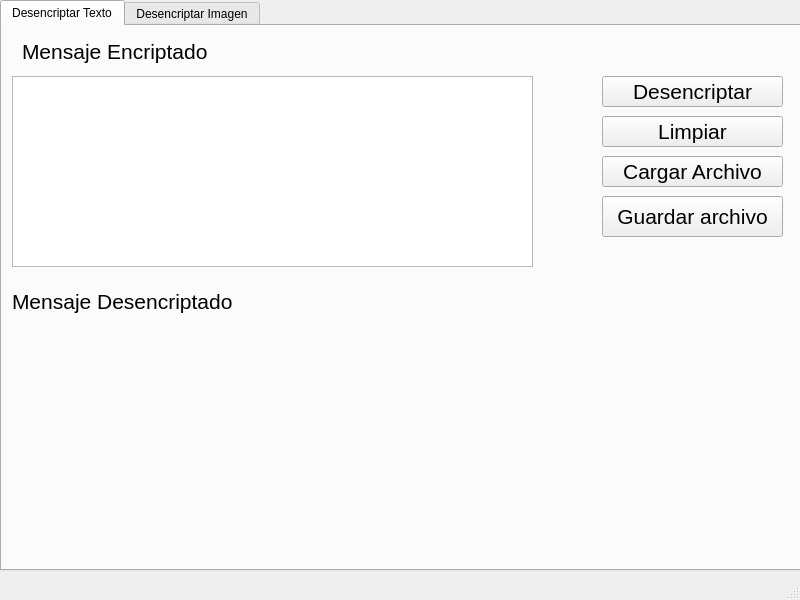
The window that FrmDesencriptar.ui (Carlicsus/DescktopPython) describes before a commit, drawn with Qt 5.
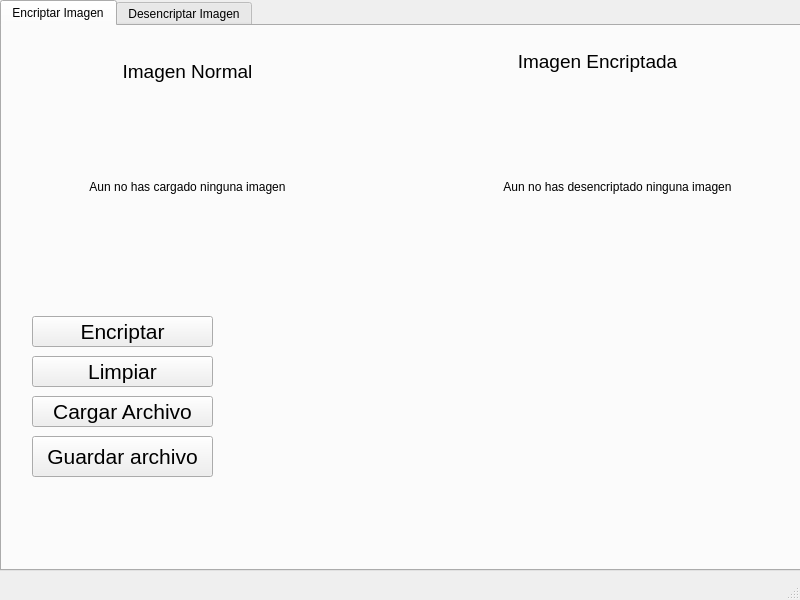
The same window after the commit. The open tabs and pages were chosen to show the change. Icons and pictures are not drawn.

Commit message: Todo lo de encriptar texto se mete en una sola interfaz

The edit to the form file:
```diff
--- a/FrmDesencriptar.ui
+++ b/FrmDesencriptar.ui
@@ -28,13 +28,13 @@
     </property>
     <widget class="QWidget" name="tab_5">
      <attribute name="title">
-      <string>Desencriptar Texto</string>
+      <string>Encriptar Imagen</string>
      </attribute>
-     <widget class="QPushButton" name="btn_desencriptar">
+     <widget class="QPushButton" name="btnLimpiarImg">
       <property name="geometry">
        <rect>
-        <x>600</x>
-        <y>50</y>
+        <x>30</x>
+        <y>330</y>
         <width>181</width>
         <height>31</height>
        </rect>
@@ -45,7 +45,7 @@
        </font>
       </property>
       <property name="text">
-       <string>Desencriptar</string>
+       <string>Limpiar</string>
       </property>
       <property name="icon">
        <iconset>
@@ -58,57 +58,11 @@
        </size>
       </property>
      </widget>
-     <widget class="QLabel" name="label">
+     <widget class="QPushButton" name="btnSaveImagen">
       <property name="geometry">
        <rect>
-        <x>20</x>
-        <y>10</y>
-        <width>191</width>
-        <height>31</height>
-       </rect>
-      </property>
-      <property name="font">
-       <font>
-        <pointsize>16</pointsize>
-       </font>
-      </property>
-      <property name="text">
-       <string>Mensaje Encriptado</string>
-      </property>
-     </widget>
-     <widget class="QPushButton" name="btn_cargar">
-      <property name="geometry">
-       <rect>
-        <x>600</x>
-        <y>130</y>
-        <width>181</width>
-        <height>31</height>
-       </rect>
-      </property>
-      <property name="font">
-       <font>
-        <pointsize>16</pointsize>
-       </font>
-      </property>
-      <property name="text">
-       <string>Cargar Archivo</string>
-      </property>
-      <property name="icon">
-       <iconset>
-        <normaloff>img/cargar.png</normaloff>img/cargar.png</iconset>
-      </property>
-      <property name="iconSize">
-       <size>
-        <width>20</width>
-        <height>20</height>
-       </size>
-      </property>
-     </widget>
-     <widget class="QPushButton" name="btn_save">
-      <property name="geometry">
-       <rect>
-        <x>600</x>
-        <y>170</y>
+        <x>30</x>
+        <y>410</y>
         <width>181</width>
         <height>41</height>
        </rect>
@@ -132,11 +86,48 @@
        </size>
       </property>
      </widget>
-     <widget class="QPushButton" name="btn_limpiar">
+     <widget class="QLabel" name="TxtImgNormal">
       <property name="geometry">
        <rect>
-        <x>600</x>
-        <y>90</y>
+        <x>30</x>
+        <y>30</y>
+        <width>311</width>
+        <height>31</height>
+       </rect>
+      </property>
+      <property name="font">
+       <font>
+        <pointsize>14</pointsize>
+       </font>
+      </property>
+      <property name="text">
+       <string>Imagen Normal</string>
+      </property>
+      <property name="alignment">
+       <set>Qt::AlignCenter</set>
+      </property>
+     </widget>
+     <widget class="QLabel" name="ImgNormal">
+      <property name="geometry">
+       <rect>
+        <x>30</x>
+        <y>70</y>
+        <width>311</width>
+        <height>181</height>
+       </rect>
+      </property>
+      <property name="text">
+       <string>Aun no has cargado ninguna imagen</string>
+      </property>
+      <property name="alignment">
+       <set>Qt::AlignCenter</set>
+      </property>
+     </widget>
+     <widget class="QPushButton" name="btnEncriptarImg">
+      <property name="geometry">
+       <rect>
+        <x>30</x>
+        <y>290</y>
         <width>181</width>
         <height>31</height>
        </rect>
@@ -147,7 +138,7 @@
        </font>
       </property>
       <property name="text">
-       <string>Limpiar</string>
+       <string>Encriptar</string>
       </property>
       <property name="icon">
        <iconset>
@@ -160,25 +151,62 @@
        </size>
       </property>
      </widget>
-     <widget class="QLabel" name="label_4">
+     <widget class="QLabel" name="IconFlecha">
       <property name="geometry">
        <rect>
-        <x>20</x>
-        <y>310</y>
-        <width>391</width>
-        <height>141</height>
+        <x>340</x>
+        <y>120</y>
+        <width>91</width>
+        <height>81</height>
        </rect>
       </property>
       <property name="text">
        <string/>
       </property>
      </widget>
-     <widget class="QLabel" name="label_3">
+     <widget class="QLabel" name="ImgEncriptada">
       <property name="geometry">
        <rect>
-        <x>10</x>
-        <y>260</y>
-        <width>231</width>
+        <x>460</x>
+        <y>70</y>
+        <width>311</width>
+        <height>181</height>
+       </rect>
+      </property>
+      <property name="text">
+       <string>Aun no has desencriptado ninguna imagen</string>
+      </property>
+      <property name="alignment">
+       <set>Qt::AlignCenter</set>
+      </property>
+     </widget>
+     <widget class="QLabel" name="TxtImgEncrip">
+      <property name="geometry">
+       <rect>
+        <x>440</x>
+        <y>20</y>
+        <width>311</width>
+        <height>31</height>
+       </rect>
+      </property>
+      <property name="font">
+       <font>
+        <pointsize>14</pointsize>
+       </font>
+      </property>
+      <property name="text">
+       <string>Imagen Encriptada</string>
+      </property>
+      <property name="alignment">
+       <set>Qt::AlignCenter</set>
+      </property>
+     </widget>
+     <widget class="QPushButton" name="btnCargarImg">
+      <property name="geometry">
+       <rect>
+        <x>30</x>
+        <y>370</y>
+        <width>181</width>
         <height>31</height>
        </rect>
       </property>
@@ -188,17 +216,17 @@
        </font>
       </property>
       <property name="text">
-       <string>Mensaje Desencriptado</string>
+       <string>Cargar Archivo</string>
       </property>
-     </widget>
-     <widget class="QTextEdit" name="txt_mensaje">
-      <property name="geometry">
-       <rect>
-        <x>10</x>
-        <y>50</y>
-        <width>521</width>
-        <height>191</height>
-       </rect>
+      <property name="icon">
+       <iconset>
+        <normaloff>img/cargar.png</normaloff>img/cargar.png</iconset>
+      </property>
+      <property name="iconSize">
+       <size>
+        <width>20</width>
+        <height>20</height>
+       </size>
       </property>
      </widget>
     </widget>
@@ -206,7 +234,7 @@
      <attribute name="title">
       <string>Desencriptar Imagen</string>
      </attribute>
-     <widget class="QPushButton" name="btnSaveImagen">
+     <widget class="QPushButton" name="btnSaveImagen2">
       <property name="geometry">
        <rect>
         <x>20</x>
@@ -234,7 +262,7 @@
        </size>
       </property>
      </widget>
-     <widget class="QPushButton" name="btnCargarImg">
+     <widget class="QPushButton" name="btnCargarImg2">
       <property name="geometry">
        <rect>
         <x>20</x>
@@ -332,7 +360,7 @@
        <set>Qt::AlignCenter</set>
       </property>
      </widget>
-     <widget class="QPushButton" name="btnLimpiarImg">
+     <widget class="QPushButton" name="btnLimpiarImg2">
       <property name="geometry">
        <rect>
         <x>20</x>
@@ -379,7 +407,7 @@
        <bool>true</bool>
       </property>
      </widget>
-     <widget class="QLabel" name="ImgEncriptada">
+     <widget class="QLabel" name="ImgEncriptada2">
       <property name="geometry">
        <rect>
         <x>20</x>
```
Left out of the diff: 14 changed lines with no effect on the pictures. The commit also changes 14 other files.
